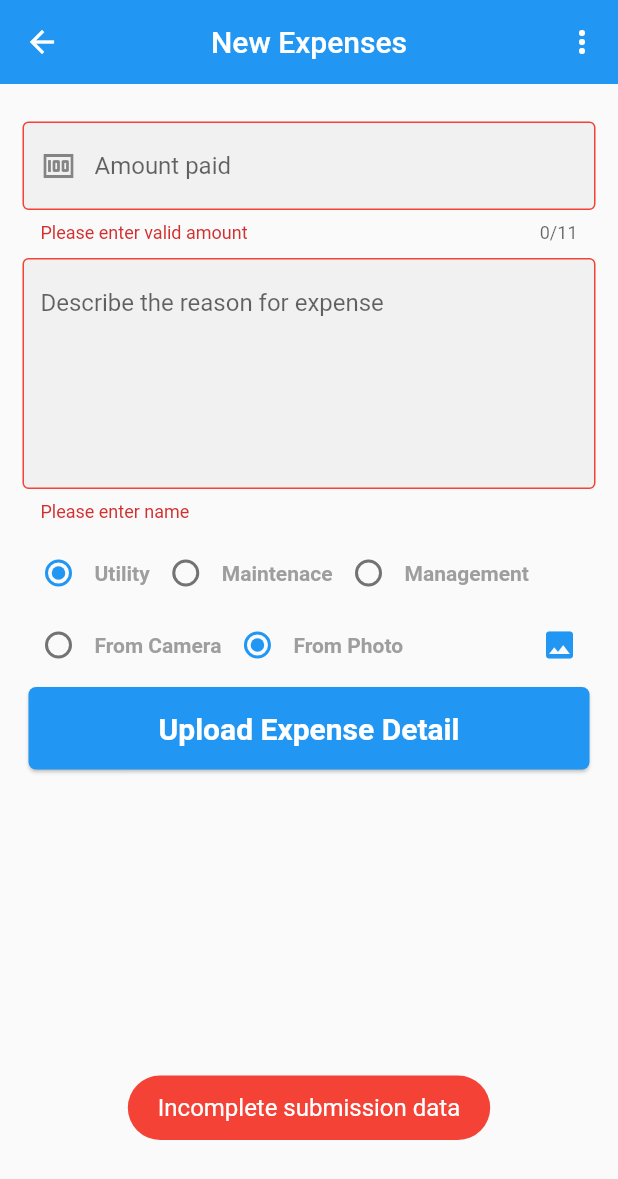
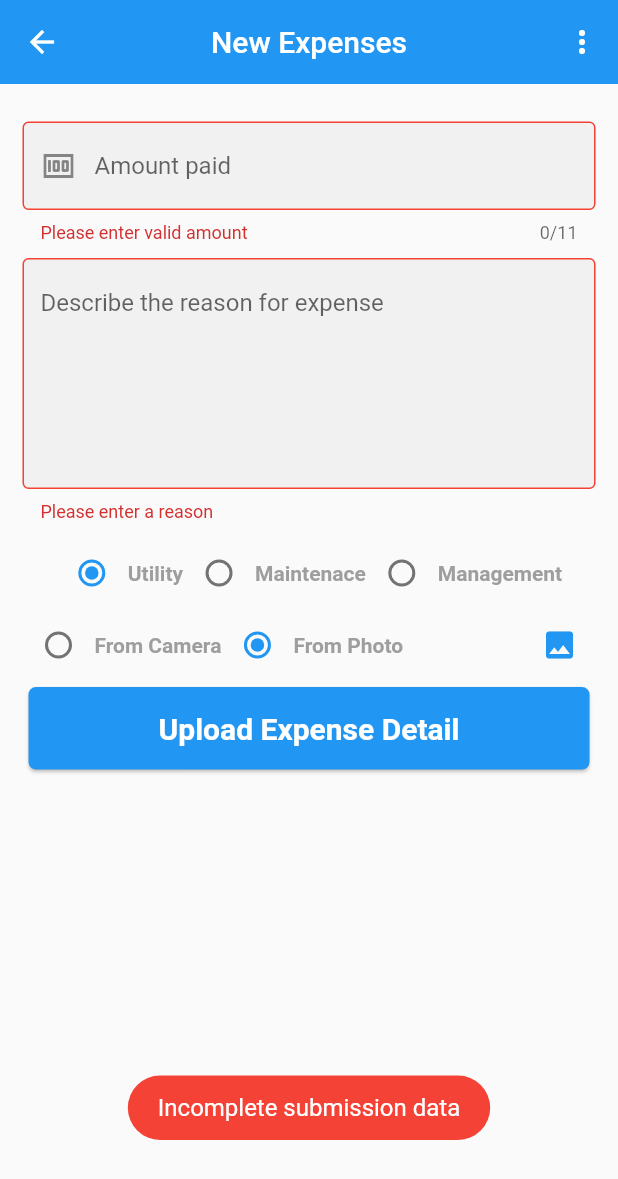
Before and after one commit to gabbygreat/victory_villa, a Flutter app: the NewExpenseScreen screen opened directly, after a tap on "From Photo", after a tap on "Upload Expense Detail", on a phone screen of 412 x 824 dp. Shown: the top 1179 px of the screen. Run offline on Flutter 3.47's test engine with Material 2 defaults, Android fonts, the phone set to English and light mode, and no system bars; drawn by our look-alikes of keyboard_dismisser; our stand-ins replace flutter_riverpod, flutter_svg, fluttertoast, image_picker, loading_animation_widget, pie_chart; Roboto replaces fonts that are missing (Cairo).

Commit message:
:recycle: right

```diff
--- a/lib/screen/expense/new_expense.dart
+++ b/lib/screen/expense/new_expense.dart
@@ -168,7 +168,7 @@ class _NewExpenseScreenState extends State<NewExpenseScreen> {
 
                 validator: (value) {
                   if (value == null || value.isEmpty) {
-                    return 'Please enter name';
+                    return 'Please enter a reason';
                   }
 
                   return null;
--- a/lib/utils/widget/expense_radio.dart
+++ b/lib/utils/widget/expense_radio.dart
@@ -20,7 +20,9 @@ class _ExpenseRadioState extends State<ExpenseRadio> {
 
   @override
   Widget build(BuildContext context) {
-    return Row(
+    return SingleChildScrollView(
+      scrollDirection: Axis.horizontal,
+      child: Row(
         mainAxisAlignment: MainAxisAlignment.start,
         children: [
           Row(
@@ -117,6 +119,7 @@ class _ExpenseRadioState extends State<ExpenseRadio> {
             ],
           ),
         ],
+      ),
     );
   }
 }
```
Also changed, not shown: lib/networking/networking.dart (+1 -13 lines), pubspec.lock, 1 other file. Lines whose indentation alone changed are shown as unchanged.
